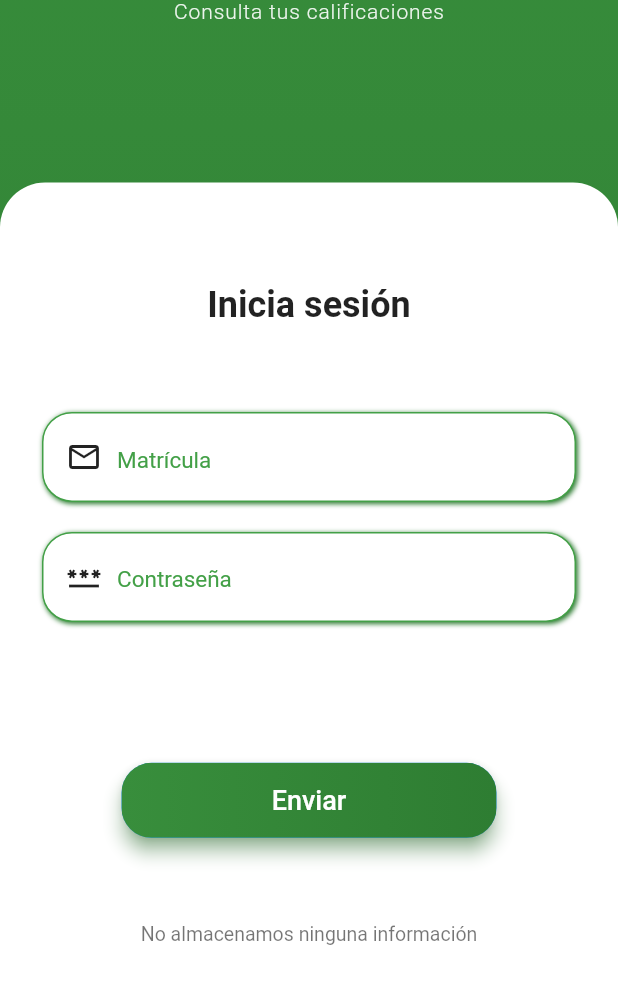
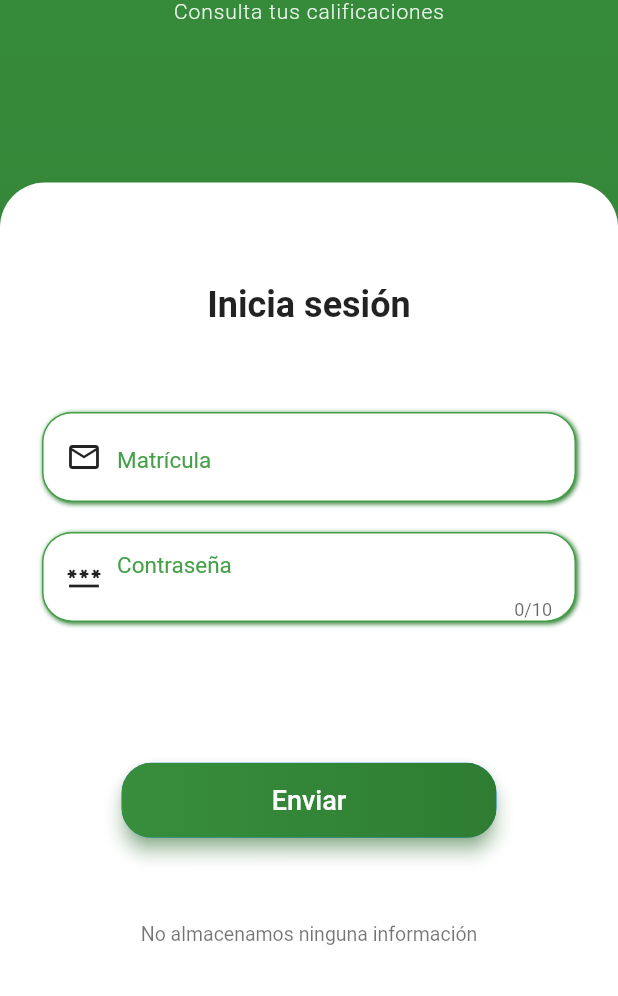
Before and after one commit to AngelFlower/cuervos_app, a Flutter app: the screen it shows after launch, on a phone screen of 412 x 824 dp, the part 240-1236 px from its top. Run offline on Flutter 3.47's test engine with Material 2 defaults, Android fonts, the light colour scheme and no system bars; our stand-ins replace flutter_secure_storage, photo_view, share_plus, simple_animations; missing offline and left inert: admob_flutter.

Commit message:
Máximo 10 digitos en la contraseña

```diff
--- a/lib/main.dart
+++ b/lib/main.dart
@@ -1,4 +1,5 @@
 import 'package:admob_flutter/admob_flutter.dart';
+import 'package:cuervos_app/pages/detalle_grade_page.dart';
 import 'package:cuervos_app/saiiut/login.dart';
 import 'package:flutter/material.dart';
 import 'pages/calendario_page.dart';
@@ -42,7 +43,9 @@ class _AppState extends State<App> {
                 '/login': (BuildContext context) => LoginPage(),
                 '/home': (BuildContext context) => HomePage(),
                 '/grades': (BuildContext context) => GradesPage(),
-                '/calendario': (BuildContext context) => CalendarioPage(),
+                '/calendario': (BuildContext context) => const CalendarioPage(),
+                '/detalleMateria': (BuildContext context) =>
+                    const DetalleGradePage(),
               },
             );
           } else {
--- a/lib/pages/login_page.dart
+++ b/lib/pages/login_page.dart
@@ -3,6 +3,7 @@ import 'package:flutter/material.dart';
 import 'package:cuervos_app/libs/fade_animation.dart';
 
 import 'package:flutter/painting.dart';
+import 'package:flutter/services.dart';
 import 'package:flutter/widgets.dart';
 
 class LoginPage extends StatefulWidget {
@@ -250,6 +251,8 @@ class _LoginPageState extends State<LoginPage> {
                 margin: const EdgeInsets.only(left: 10, top: 5),
                 alignment: Alignment.center,
                 child: TextFormField(
+                  maxLength: 10,
+                  maxLengthEnforcement: MaxLengthEnforcement.enforced,
                   controller: contrasenaController,
                   validator: (text) {
                     if (contrasenaController.text.isEmpty) {
```
